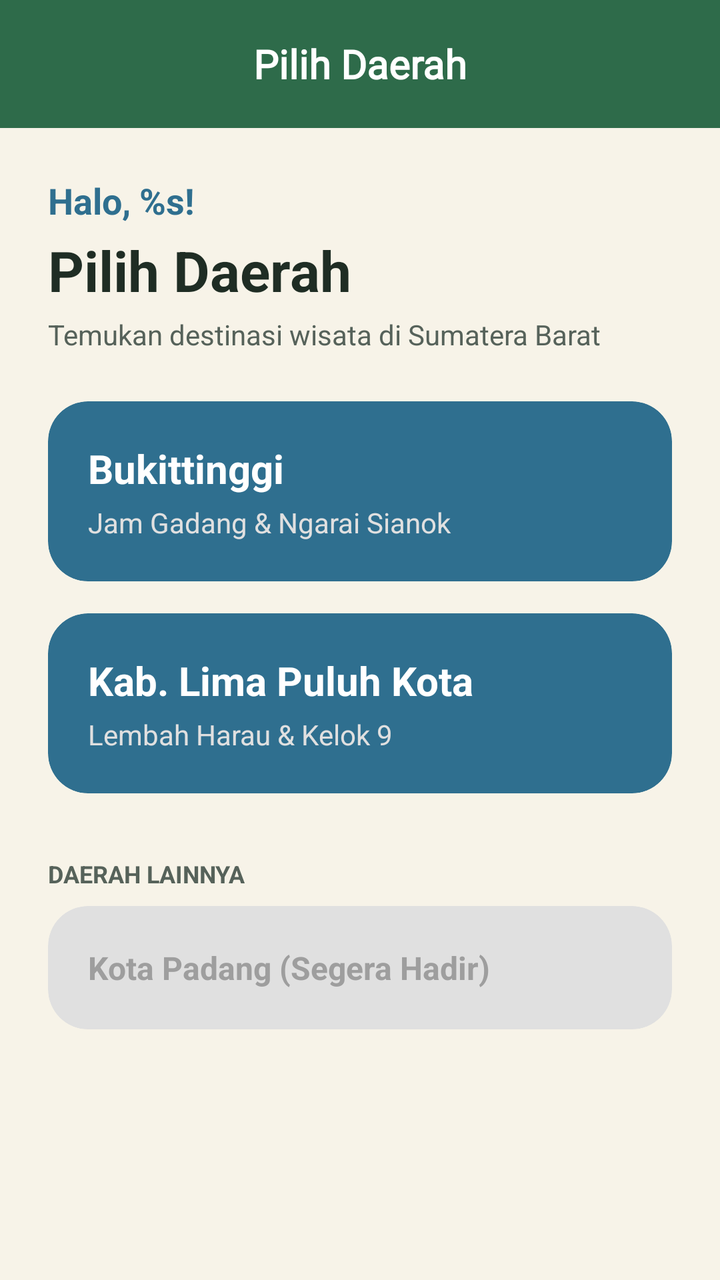
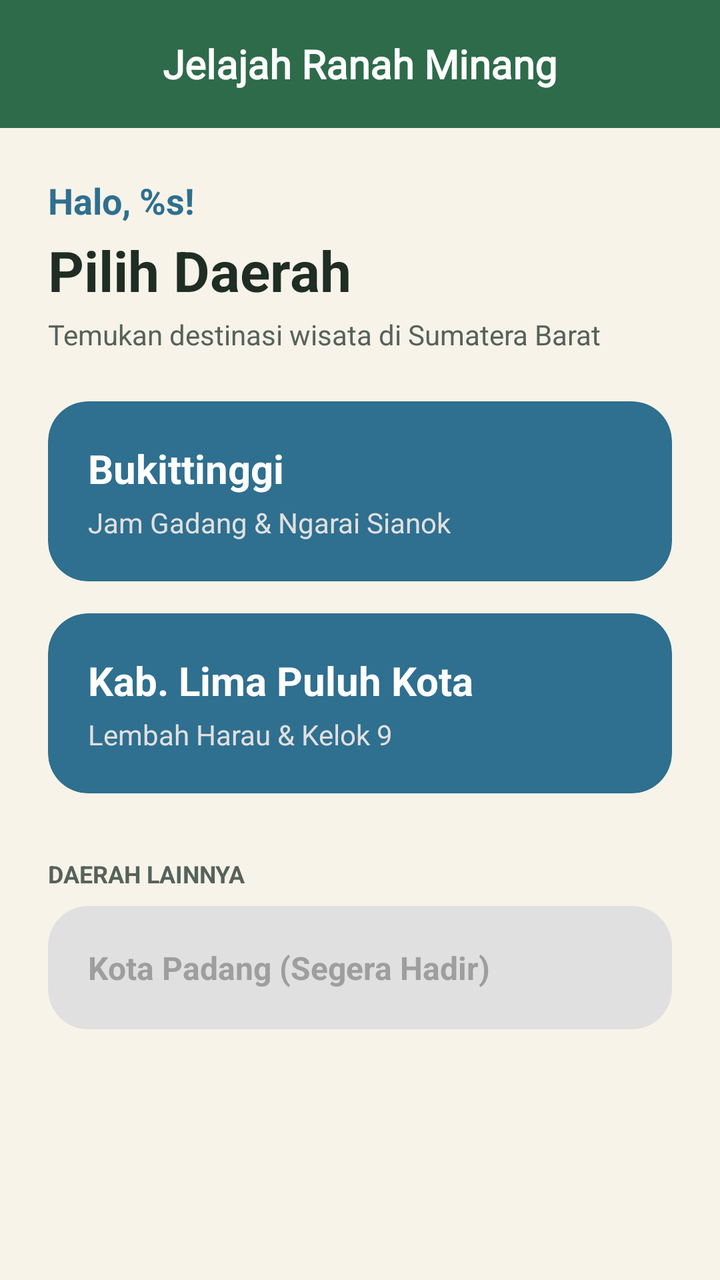

The first picture is an Android layout as it rendered before a commit; the second is the same layout after the commit. The layout source and the unified diff follow.
<!-- AndroidManifest.xml: application theme Theme.YusufSy_3TIB -->
<!-- res/layout/fragment_beranda.xml -->
<?xml version="1.0" encoding="utf-8"?>
<androidx.constraintlayout.widget.ConstraintLayout xmlns:android="http://schemas.android.com/apk/res/android"
    xmlns:app="http://schemas.android.com/apk/res-auto"
    android:layout_width="match_parent"
    android:layout_height="match_parent"
    android:background="@color/cream_background">

    <androidx.appcompat.widget.Toolbar
        android:id="@+id/toolbar"
        android:layout_width="match_parent"
        android:layout_height="?attr/actionBarSize"
        android:background="@color/button"
        app:layout_constraintEnd_toEndOf="parent"
        app:layout_constraintStart_toStartOf="parent"
        app:layout_constraintTop_toTopOf="parent">

        <TextView
            android:layout_width="wrap_content"
            android:layout_height="wrap_content"
            android:layout_gravity="center"
            android:fontFamily="@font/merriweatherextrabold"
            android:text="@string/title_pilih_daerah"
            android:textColor="@color/white"
            android:textSize="20sp"
            android:textStyle="bold" />
    </androidx.appcompat.widget.Toolbar>

    <ScrollView
        android:layout_width="match_parent"
        android:layout_height="0dp"
        app:layout_constraintBottom_toBottomOf="parent"
        app:layout_constraintTop_toBottomOf="@+id/toolbar">

        <LinearLayout
            android:layout_width="match_parent"
            android:layout_height="wrap_content"
            android:orientation="vertical"
            android:padding="24dp">

            
            <TextView
                android:id="@+id/tvGreeting"
                android:layout_width="wrap_content"
                android:layout_height="wrap_content"
                android:text="@string/greeting_user"
                android:textColor="@color/nature_lake_blue"
                android:textSize="18sp"
                android:textStyle="bold" />

            <TextView
                android:layout_width="wrap_content"
                android:layout_height="wrap_content"
                android:layout_marginTop="4dp"
                android:text="@string/title_pilih_daerah"
                android:textColor="@color/nature_text_dark"
                android:textSize="28sp"
                android:textStyle="bold" />

            <TextView
                android:layout_width="wrap_content"
                android:layout_height="wrap_content"
                android:layout_marginTop="4dp"
                android:layout_marginBottom="24dp"
                android:text="@string/subtitle_pilih_daerah"
                android:textColor="@color/nature_text_hint"
                android:textSize="14sp" />

            
            <com.google.android.material.card.MaterialCardView
                android:id="@+id/cardBukittinggi"
                android:layout_width="match_parent"
                android:layout_height="wrap_content"
                android:layout_marginBottom="16dp"
                app:cardBackgroundColor="@color/nature_lake_blue"
                app:cardCornerRadius="20dp"
                app:strokeWidth="0dp">

                <LinearLayout
                    android:layout_width="match_parent"
                    android:layout_height="wrap_content"
                    android:orientation="vertical"
                    android:padding="20dp">

                    <TextView
                        android:layout_width="wrap_content"
                        android:layout_height="wrap_content"
                        android:text="@string/daerah_bukittinggi"
                        android:textColor="@color/white"
                        android:textSize="20sp"
                        android:textStyle="bold" />

                    <TextView
                        android:layout_width="wrap_content"
                        android:layout_height="wrap_content"
                        android:layout_marginTop="4dp"
                        android:text="@string/sub_bukittinggi"
                        android:textColor="@color/gray_light"
                        android:textSize="14sp" />
                </LinearLayout>
            </com.google.android.material.card.MaterialCardView>

            
            <com.google.android.material.card.MaterialCardView
                android:id="@+id/cardLimaPuluh"
                android:layout_width="match_parent"
                android:layout_height="wrap_content"
                android:layout_marginBottom="16dp"
                app:cardBackgroundColor="@color/nature_lake_blue"
                app:cardCornerRadius="20dp"
                app:strokeWidth="0dp">

                <LinearLayout
                    android:layout_width="match_parent"
                    android:layout_height="wrap_content"
                    android:orientation="vertical"
                    android:padding="20dp">

                    <TextView
                        android:layout_width="wrap_content"
                        android:layout_height="wrap_content"
                        android:text="@string/daerah_lima_puluh_kota"
                        android:textColor="@color/white"
                        android:textSize="20sp"
                        android:textStyle="bold" />

                    <TextView
                        android:layout_width="wrap_content"
                        android:layout_height="wrap_content"
                        android:layout_marginTop="4dp"
                        android:text="@string/sub_lima_puluh_kota"
                        android:textColor="@color/gray_light"
                        android:textSize="14sp" />
                </LinearLayout>
            </com.google.android.material.card.MaterialCardView>

            <TextView
                android:layout_width="wrap_content"
                android:layout_height="wrap_content"
                android:layout_marginTop="16dp"
                android:layout_marginBottom="8dp"
                android:text="@string/label_daerah_lainnya"
                android:textColor="@color/nature_text_hint"
                android:textSize="12sp"
                android:textStyle="bold" />

            
            <com.google.android.material.card.MaterialCardView
                android:layout_width="match_parent"
                android:layout_height="wrap_content"
                app:cardBackgroundColor="@color/gray_light"
                app:cardCornerRadius="20dp"
                app:strokeWidth="0dp">

                <TextView
                    android:layout_width="match_parent"
                    android:layout_height="wrap_content"
                    android:padding="20dp"
                    android:text="@string/card_dummy_padang"
                    android:textColor="@color/gray_text_disabled"
                    android:textSize="16sp"
                    android:textStyle="bold" />
            </com.google.android.material.card.MaterialCardView>
        </LinearLayout>
    </ScrollView>
</androidx.constraintlayout.widget.ConstraintLayout>
<!-- resources referenced by this layout -->
<resources>
  <color name="button">#FF2E6B4A</color>
  <color name="cream_background">#FFF7F3E8</color>
  <color name="gray_light">#FFE0E0E0</color>
  <color name="gray_text_disabled">#FF9E9E9E</color>
  <color name="nature_lake_blue">#FF2F6F8F</color>
  <color name="nature_text_dark">#FF1F2D24</color>
  <color name="nature_text_hint">#FF56625A</color>
  <color name="white">#FFFFFFFF</color>
  <string name="card_dummy_padang">Kota Padang (Segera Hadir)</string>
  <string name="daerah_bukittinggi">Bukittinggi</string>
  <string name="daerah_lima_puluh_kota">Kab. Lima Puluh Kota</string>
  <string name="greeting_user">Halo, %s!</string>
  <string name="label_daerah_lainnya">DAERAH LAINNYA</string>
  <string name="sub_bukittinggi">Jam Gadang &amp; Ngarai Sianok</string>
  <string name="sub_lima_puluh_kota">Lembah Harau &amp; Kelok 9</string>
  <string name="subtitle_pilih_daerah">Temukan destinasi wisata di Sumatera Barat</string>
  <string name="title_pilih_daerah">Pilih Daerah</string>
  <style name="Theme.YusufSy_3TIB" parent="Base.Theme.YusufSy_3TIB" />
  <style name="Base.Theme.YusufSy_3TIB" parent="Theme.Material3.DayNight.NoActionBar">
          
          
      </style>
</resources>

<!-- the commit's change to res/layout/fragment_beranda.xml (unified diff, before → after) -->
@@ -19,8 +19,7 @@
             android:layout_height="wrap_content"
             android:layout_gravity="center"
             android:fontFamily="@font/merriweatherextrabold"
-            android:text="@string/title_pilih_daerah"
-            android:textColor="@color/white"
+            android:text="@string/app_name"            android:textColor="@color/white"
             android:textSize="20sp"
             android:textStyle="bold" />
     </androidx.appcompat.widget.Toolbar>
<!-- resource entries referenced after the edit -->
@@ -8,6 +8,7 @@
   <color name="nature_text_dark">#FF1F2D24</color>
   <color name="nature_text_hint">#FF56625A</color>
   <color name="white">#FFFFFFFF</color>
+  <string name="app_name">Jelajah Ranah Minang</string>
   <string name="card_dummy_padang">Kota Padang (Segera Hadir)</string>
   <string name="daerah_bukittinggi">Bukittinggi</string>
   <string name="daerah_lima_puluh_kota">Kab. Lima Puluh Kota</string>
